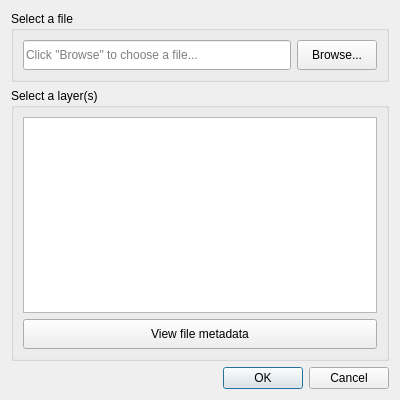
This is LDMP/gui/DlgDataIOLoadTE.ui in ConservationInternational/trends.earth as Qt 5 draws it before an edit. The edited form follows.
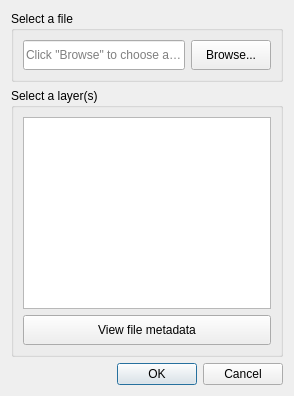
This is the edited form.

What changed in the file:
```diff
--- a/LDMP/gui/DlgDataIOLoadTE.ui
+++ b/LDMP/gui/DlgDataIOLoadTE.ui
@@ -9,12 +9,12 @@
    <rect>
     <x>0</x>
     <y>0</y>
-    <width>400</width>
-    <height>400</height>
+    <width>294</width>
+    <height>377</height>
    </rect>
   </property>
   <property name="sizePolicy">
-   <sizepolicy hsizetype="Minimum" vsizetype="Minimum">
+   <sizepolicy hsizetype="Fixed" vsizetype="Fixed">
     <horstretch>0</horstretch>
     <verstretch>0</verstretch>
    </sizepolicy>
@@ -50,6 +50,12 @@
           <verstretch>0</verstretch>
          </sizepolicy>
         </property>
+        <property name="minimumSize">
+         <size>
+          <width>200</width>
+          <height>150</height>
+         </size>
+        </property>
         <property name="selectionMode">
          <enum>QAbstractItemView::ExtendedSelection</enum>
         </property>
```
